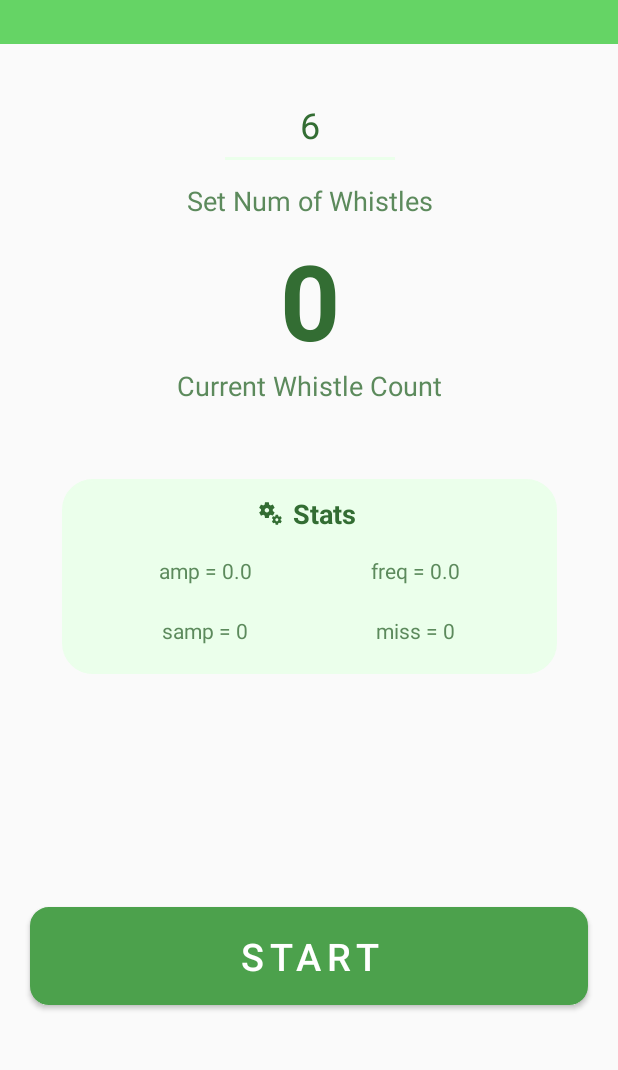
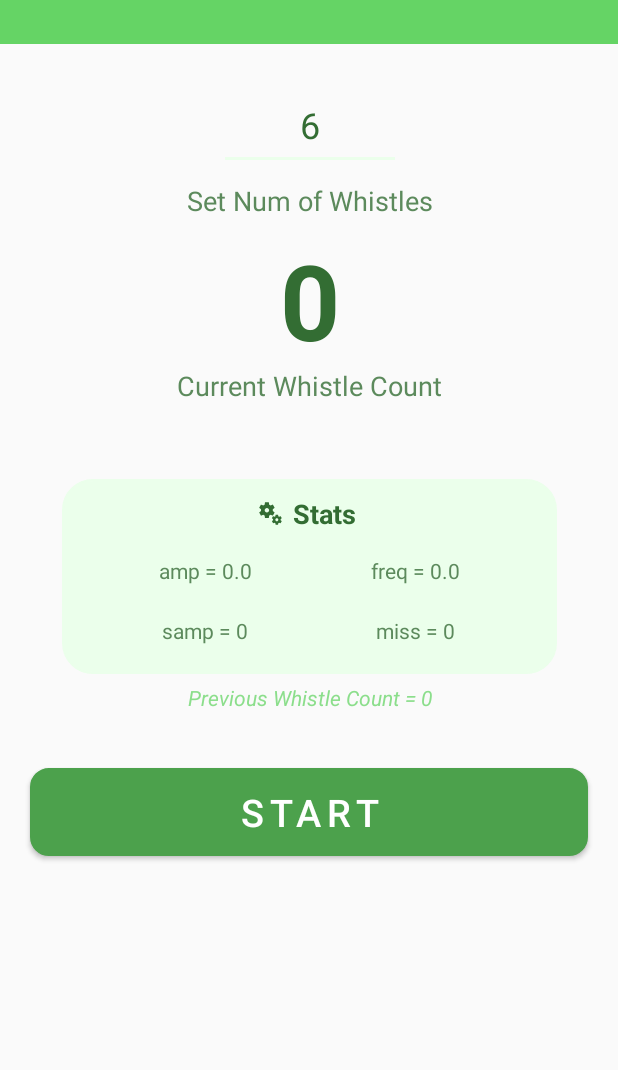
Before and after one commit to theriyazo/CookerWhistleCounterApp, an Android app: the screen it shows after launch (MainActivity), after a tap on "STOP", on a phone screen of 412 x 824 dp, the part 160-1230 px from its top. Run offline under Robolectric (Android 15) with nearby library versions, the phone set to English and light mode, and no system bars; 1 other tap on this screen came first.

Commit message:
Fixing #2, #3, #4

```diff
--- a/app/src/main/java/com/example/cookerwhistlecounter/MainActivity.java
+++ b/app/src/main/java/com/example/cookerwhistlecounter/MainActivity.java
@@ -5,26 +5,34 @@ import android.content.pm.PackageManager;
 import android.media.MediaPlayer;
 import android.os.Bundle;
 import android.provider.Settings;
-import android.support.design.widget.FloatingActionButton;
+import android.support.constraint.ConstraintLayout;
 import android.support.design.widget.Snackbar;
 import android.support.v4.app.ActivityCompat;
 import android.support.v7.app.AppCompatActivity;
+import android.text.Layout;
+import android.util.Log;
 import android.view.View;
 import android.view.Menu;
 import android.view.MenuItem;
 import android.widget.Button;
 import android.widget.EditText;
+import android.widget.ImageView;
 import android.widget.TextView;
 
-import java.util.Objects;
-
 public class MainActivity extends AppCompatActivity {
+    private static final String TAG = "RIYAZ";
     private SoundMeter sm;
     private Thread thread;
     private static boolean isMicRecStoped = false;
     private static final int SAMPLE_DELAY = 160;
     private boolean micRecording = false;
     private MediaPlayer player;
+    private int previousWhistleCount = 0;
+    TextView av;
+    ConstraintLayout alert;
+    TextView alertMsg;
+
+    int whistleCount;
     TextView amp;
     TextView freq;
     TextView samp;
@@ -46,8 +54,8 @@ public class MainActivity extends AppCompatActivity {
         setContentView(R.layout.activity_main);
 
         checkRecordPermission();
-        player = MediaPlayer.create(this,
-                Settings.System.DEFAULT_RINGTONE_URI);
+        player = MediaPlayer.create(this, R.raw.alert_sound);
+        player.setLooping(true);
 
 //        FloatingActionButton fab = findViewById(R.id.fab);
 //        fab.setOnClickListener(new View.OnClickListener() {
@@ -57,6 +65,10 @@ public class MainActivity extends AppCompatActivity {
 //                        .setAction("Action", null).show();
 //            }
 //        });
+        alertMsg = findViewById(R.id.alertMessage);
+        alert = findViewById(R.id.alert);
+        av = findViewById(R.id.whistleCount);
+        whistleCount = Integer.parseInt(av.getText().toString());
         amp = findViewById(R.id.amp);
         freq = findViewById(R.id.freq);
         samp = findViewById(R.id.samp);
@@ -97,22 +109,24 @@ public class MainActivity extends AppCompatActivity {
     }
 
     private void incrementWhistleCount() {
-        TextView av = findViewById(R.id.whistleCount);
         if(av == null) {
             return;
         }
-        int whistleCount = Integer.parseInt(av.getText().toString());
         whistleCount++;
+        Log.d(TAG, "Inside IncrementWhistleCount(), whistleCount ="+whistleCount);
         av.setText(String.valueOf(whistleCount));
         if(whistleCount >= getUserRequestedCount()) {
             if(!player.isPlaying()) {
                 player.start();
-                try{
-                    Snackbar.make(getWindow().getCurrentFocus(), "Replace with your own action", Snackbar.LENGTH_LONG)
-                            .setAction("Action", null).show();
-                } catch (Exception e){
-                    e.printStackTrace();
-                }
+                alertMsg.setText("Turn Off Cooker it’s "+whistleCount+" Whistles");
+                alert.setVisibility(View.VISIBLE);
+
+//                try{
+//                    Snackbar.make(getWindow().getCurrentFocus(), "Replace with your own action", Snackbar.LENGTH_LONG)
+//                            .setAction("Action", null).show();
+//                } catch (Exception e){
+//                    e.printStackTrace();
+//                }
 
             }
         }
@@ -128,6 +142,8 @@ public class MainActivity extends AppCompatActivity {
             miss_cnt++;
             if(miss_cnt > 3) {
                 if(samp_cnt > 10) {
+                    Log.d(TAG, "Inside handleSample(), whistleCount ="+whistleCount+1+"| With miss count = "+miss_cnt+" & samp count = "+samp_cnt);
+
                     incrementWhistleCount();
                 }
                 samp_cnt = 0;
@@ -155,10 +171,10 @@ public class MainActivity extends AppCompatActivity {
                                 double amplitude = sm.getAmplitude();
                                 handleSample(amplitude, sm.freq);
 
-                                amp.setText("amp = " + String.valueOf(amplitude));
-                                freq.setText("freq = " + String.valueOf(sm.freq));
-                                samp.setText("samp = " + String.valueOf(samp_cnt));
-                                miss.setText("miss = " + String.valueOf(miss_cnt));
+                                amp.setText("amp = " + amplitude);
+                                freq.setText("freq = " + sm.freq);
+                                samp.setText("samp = " + samp_cnt);
+                                miss.setText("miss = " + miss_cnt);
 
 //                                av.setText("amplitude = " + String.valueOf(amplitude) +
 //                                        " freq = " + String.valueOf(sm.freq) +
@@ -201,8 +217,15 @@ public class MainActivity extends AppCompatActivity {
 
             samp_cnt = 0;
             miss_cnt = 0;
-            samp.setText("samp = " + String.valueOf(samp_cnt));
-            miss.setText("miss = " + String.valueOf(miss_cnt));
+            previousWhistleCount = whistleCount;
+            whistleCount = 0;
+            alert.setVisibility(View.GONE);
+
+            av.setText(String.valueOf(whistleCount));
+            TextView whistleCountView = findViewById(R.id.previousWhistleCount);
+            whistleCountView.setText("Previous Whistle Count = "+ previousWhistleCount);
+            samp.setText("samp = " + samp_cnt);
+            miss.setText("miss = " + miss_cnt);
             if(player.isPlaying()) {
                 player.pause();
             }
--- a/app/src/main/res/layout-v26/content_main.xml
+++ b/app/src/main/res/layout-v26/content_main.xml
@@ -256,16 +256,15 @@
         android:backgroundTint="@color/colorButtonStart"
         android:letterSpacing="0.15"
         android:onClick="onButton"
-        android:paddingVertical="15dp"
+        android:paddingVertical="12dp"
         android:text="@string/reset"
         android:textColor="#ffffff"
         android:textSize="25sp"
         app:layout_constraintBottom_toBottomOf="parent"
         app:layout_constraintEnd_toEndOf="parent"
-        app:layout_constraintHorizontal_bias="0.5"
         app:layout_constraintStart_toStartOf="parent"
         app:layout_constraintTop_toBottomOf="@+id/constraintLayout3"
-        app:layout_constraintVertical_bias="0.766" />
+        app:layout_constraintVertical_bias="0.3" />
 
     <android.support.constraint.Barrier
         android:id="@+id/barrier"
@@ -287,4 +286,63 @@
         android:orientation="vertical"
         app:layout_constraintGuide_begin="20dp" />
 
+    <TextView
+        android:id="@+id/previousWhistleCount"
+        android:layout_width="178dp"
+        android:layout_height="wrap_content"
+        android:gravity="center"
+        android:text="Previous Whistle Count = 0"
+        android:textColor="#BF65D465"
+        android:textStyle="italic"
+        app:layout_constraintBottom_toTopOf="@+id/reset"
+        app:layout_constraintEnd_toEndOf="parent"
+        app:layout_constraintHorizontal_bias="0.5"
+        app:layout_constraintStart_toStartOf="parent"
+        app:layout_constraintTop_toBottomOf="@+id/constraintLayout3"
+        app:layout_constraintVertical_bias="0.132" />
+
+    <android.support.constraint.ConstraintLayout
+        android:id="@+id/alert"
+        android:layout_width="match_parent"
+        android:layout_height="60dp"
+        android:layout_marginTop="2dp"
+        android:background="#336D33"
+        android:visibility="gone"
+        app:layout_constraintBottom_toBottomOf="parent"
+        app:layout_constraintEnd_toEndOf="parent"
+        app:layout_constraintHorizontal_bias="0.0"
+        app:layout_constraintStart_toStartOf="parent"
+        app:layout_constraintTop_toBottomOf="@+id/reset"
+        app:layout_constraintVertical_bias="1">
+
+        <TextView
+            android:id="@+id/alertMessage"
+            android:layout_width="wrap_content"
+            android:layout_height="wrap_content"
+            android:gravity="center"
+            android:text="Turn Off Cooker it’s 3 Whistles"
+            android:textColor="#FFFFFF"
+            android:textSize="18sp"
+            android:textStyle="bold"
+            app:layout_constraintBottom_toBottomOf="parent"
+            app:layout_constraintEnd_toEndOf="parent"
+            app:layout_constraintHorizontal_bias="0.5"
+            app:layout_constraintStart_toStartOf="parent"
+            app:layout_constraintTop_toTopOf="parent"
+            app:layout_constraintVertical_bias="0.5" />
+
+        <ImageView
+            android:id="@+id/campaignIcon"
+            android:layout_width="30dp"
+            android:layout_height="30dp"
+            android:layout_marginEnd="10dp"
+            app:layout_constraintBottom_toBottomOf="parent"
+            app:layout_constraintEnd_toStartOf="@+id/alertMessage"
+            app:layout_constraintTop_toTopOf="parent"
+            app:layout_constraintVertical_bias="0.5"
+            app:srcCompat="@drawable/ic_baseline_campaign_24" />
+
+    </android.support.constraint.ConstraintLayout>
+
+
 </android.support.constraint.ConstraintLayout>
```
Also changed, not shown: 2 other files.
